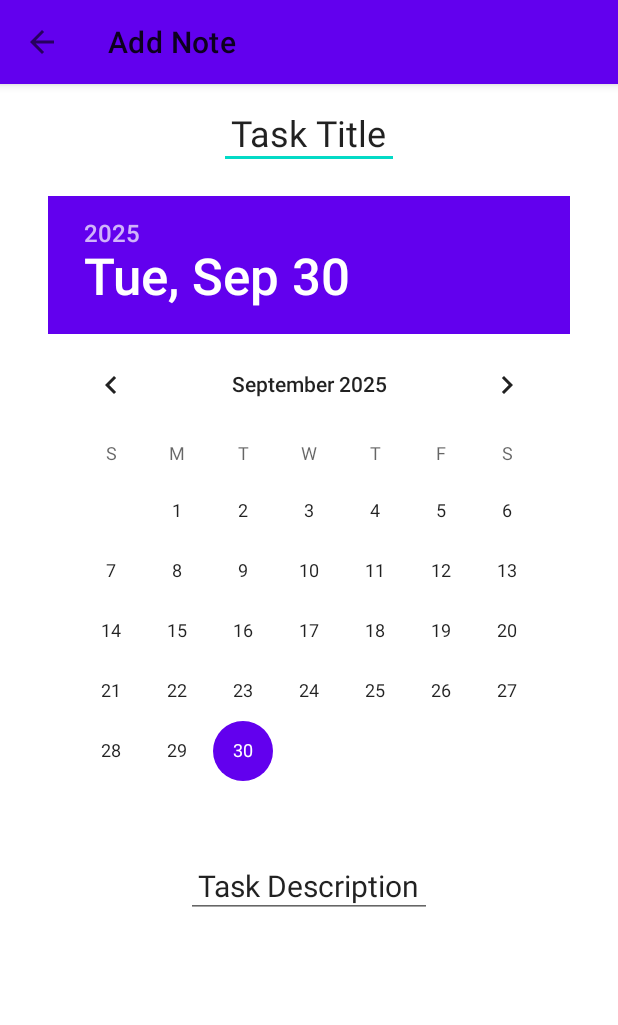
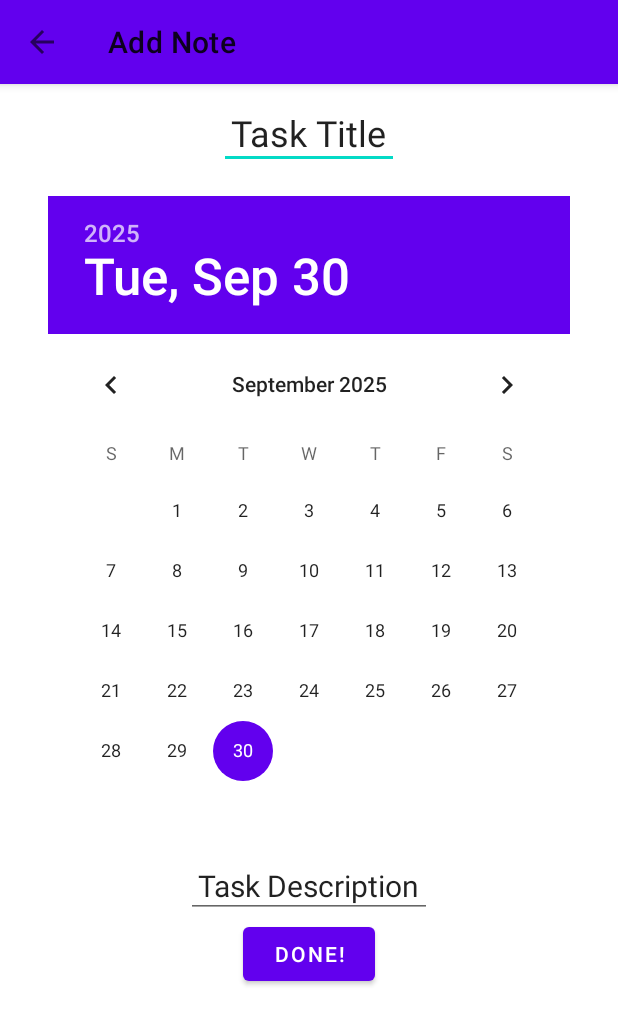
Before and after one commit to Kianmhz/Mobile_Lab, an Android app: the AddNoteActivity screen opened directly, with no data from a screen before it, on a phone screen of 412 x 824 dp. Shown: the top 1025 px of the screen. Run offline under Robolectric (Android 15) with nearby library versions, the phone set to English and light mode, and no system bars.

Commit message:
added done button, and navigation and stuff

```diff
--- a/app/src/main/java/com/example/todo/AddNoteActivity.kt
+++ b/app/src/main/java/com/example/todo/AddNoteActivity.kt
@@ -1,6 +1,8 @@
 package com.example.todo
 
+import android.content.Intent
 import android.os.Bundle
+import android.widget.Button
 import android.widget.DatePicker
 import android.widget.EditText
 import androidx.appcompat.app.AppCompatActivity
@@ -21,6 +23,14 @@ class AddNoteActivity : AppCompatActivity() {
         val taskDate = findViewById<DatePicker>(R.id.taskDate)
         val taskDesc = findViewById<EditText>(R.id.taskDesc)
 
+        val doneButton = findViewById<Button>(R.id.addNoteDoneButton)
+
+        doneButton.setOnClickListener {
+            val intent = Intent(this, MainActivity::class.java)
+            startActivity(intent)
+
+        }
+
 
     }
 }
--- a/app/src/main/res/layout/activity_add_note.xml
+++ b/app/src/main/res/layout/activity_add_note.xml
@@ -46,4 +46,11 @@
         android:layout_marginTop="8dp"
         android:layout_gravity="center_horizontal"
         android:inputType="textMultiLine"/>
+
+    <Button
+        android:id="@+id/addNoteDoneButton"
+        android:layout_width="wrap_content"
+        android:layout_height="wrap_content"
+        android:text="Done!"
+        android:layout_gravity="center"/>
 </LinearLayout>
--- a/app/src/main/res/layout/activity_main.xml
+++ b/app/src/main/res/layout/activity_main.xml
@@ -17,6 +17,7 @@
 
         <!-- Content -->
         <include layout="@layout/content_main" />
+
     </LinearLayout>
 
     <!-- Drawer on the left -->
@@ -28,4 +29,6 @@
         android:layout_gravity="start"
         app:menu="@menu/menu_drawer" />
 
+
+
 </androidx.drawerlayout.widget.DrawerLayout>
--- a/app/src/main/res/values/strings.xml
+++ b/app/src/main/res/values/strings.xml
@@ -8,5 +8,7 @@
     <string name="nav_header_desc">Navigation header image</string>
     <string name="nav_header_title">Your Name</string>
     <string name="nav_header_subtitle">your@email.com</string>
+    <string name="app_label">app_label</string>
+    <string name="earch_hint">earch_hint</string>
 
 </resources>
```
Also changed, not shown: app/src/main/res/layout/content_main.xml (+12 -5 lines).
